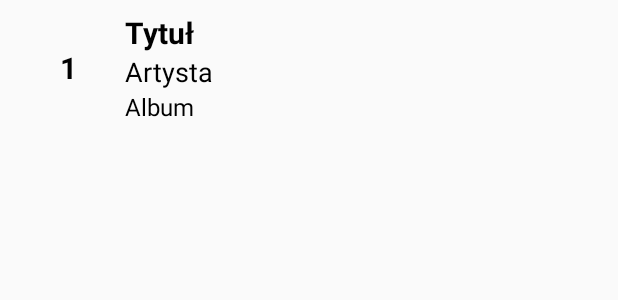
After one commit to w55296/MusicAppSL03-feature-top-utwory, an Android app: the layout item_top_songs.xml on its own in the app's theme, with its tools: preview values and no code run, on a phone screen of 412 x 824 dp. The commit adds this screen. Shown: the top 300 px of the screen. Run offline under Robolectric (Android 15) with nearby library versions, the phone set to English and light mode, and no system bars.

Commit message:
Pobiranie danych 2

```diff
--- a/app/build.gradle
+++ b/app/build.gradle
@@ -28,4 +28,5 @@ dependencies {
     compile 'com.squareup.retrofit2:retrofit:2.3.0'
     compile 'com.google.code.gson:gson:2.8.2'
     compile 'com.squareup.retrofit2:converter-gson:2.3.0'
+    implementation 'com.android.support:recyclerview-v7:26.1.0'
 }
--- a/app/src/main/AndroidManifest.xml
+++ b/app/src/main/AndroidManifest.xml
@@ -1,6 +1,8 @@
 <?xml version="1.0" encoding="utf-8"?>
 <manifest xmlns:android="http://schemas.android.com/apk/res/android"
     package="com.example.stud.musicapp">
+
+    <uses-permission android:name= "android.permission.INTERNET" />
 
     <application
         android:allowBackup="true"
--- a/app/src/main/java/com/example/stud/musicapp/topsongs/TopSongsActivity.java
+++ b/app/src/main/java/com/example/stud/musicapp/topsongs/TopSongsActivity.java
@@ -3,6 +3,7 @@ package com.example.stud.musicapp.topsongs;
 import android.support.annotation.NonNull;
 import android.support.v7.app.AppCompatActivity;
 import android.os.Bundle;
+import android.support.v7.widget.RecyclerView;
 import android.util.Log;
 import android.widget.Toast;
 
@@ -16,6 +17,8 @@ import retrofit2.Callback;
 import retrofit2.Response;
 
 public class TopSongsActivity extends AppCompatActivity {
+
+    RecyclerView rvlLista;
 
     @Override
     protected void onCreate(Bundle savedInstanceState) {
--- a/app/src/main/res/layout/activity_top_songs.xml
+++ b/app/src/main/res/layout/activity_top_songs.xml
@@ -6,4 +6,9 @@
     android:layout_height="match_parent"
     tools:context="com.example.stud.musicapp.topsongs.TopSongsActivity">
 
+    <android.support.v7.widget.RecyclerView
+        android:id= "@+id/rvlLista"
+        android:layout_width= "match_parent"
+        android:layout_height= "match_parent" />
+
 </android.support.constraint.ConstraintLayout>
--- /dev/null
+++ b/app/src/main/res/layout/item_top_songs.xml
@@ -0,0 +1,53 @@
+<?xml version="1.0" encoding="utf-8"?>
+<LinearLayout xmlns:android="http://schemas.android.com/apk/res/android"
+    xmlns:tools="http://schemas.android.com/tools"
+    android:id="@+id/llContainer"
+    android:orientation="horizontal"
+    android:layout_width="match_parent"
+    android:layout_height="wrap_content"
+    android:padding="8dp"
+    android:background="?selectableItemBackground">
+
+    <TextView
+        android:id="@+id/tvPlace"
+        android:layout_width="75dp"
+        android:layout_height="match_parent"
+        android:gravity="center"
+        android:textColor="@android:color/black"
+        android:textSize="20sp"
+        android:textStyle="bold"
+        tools:text="1" />
+
+    <LinearLayout
+        android:layout_width="match_parent"
+        android:layout_height="wrap_content"
+        android:orientation="vertical">
+
+        <TextView
+            android:id="@+id/tvTrack"
+            android:layout_width="match_parent"
+            android:layout_height="wrap_content"
+            android:textColor="@android:color/black"
+            android:textSize="20sp"
+            android:textStyle="bold"
+            tools:text="Tytuł" />
+
+        <TextView
+            android:id="@+id/tvArtist"
+            android:layout_width="wrap_content"
+            android:layout_height="wrap_content"
+            android:textColor="@android:color/black"
+            android:textSize="18sp"
+            tools:text="Artysta" />
+
+        <TextView
+            android:id="@+id/tvAlbum"
+            android:layout_width="match_parent"
+            android:layout_height="wrap_content"
+            android:textColor="@android:color/black"
+            android:textSize="16sp"
+            tools:text="Album" />
+
+    </LinearLayout>
+
+</LinearLayout>
```
Also changed, not shown: app/src/main/java/com/example/stud/musicapp/api/ApiClient.java (+8 -0 lines), app/src/main/java/com/example/stud/musicapp/topsongs/TopSongsAdapter.java (added, +65 -0 lines).
